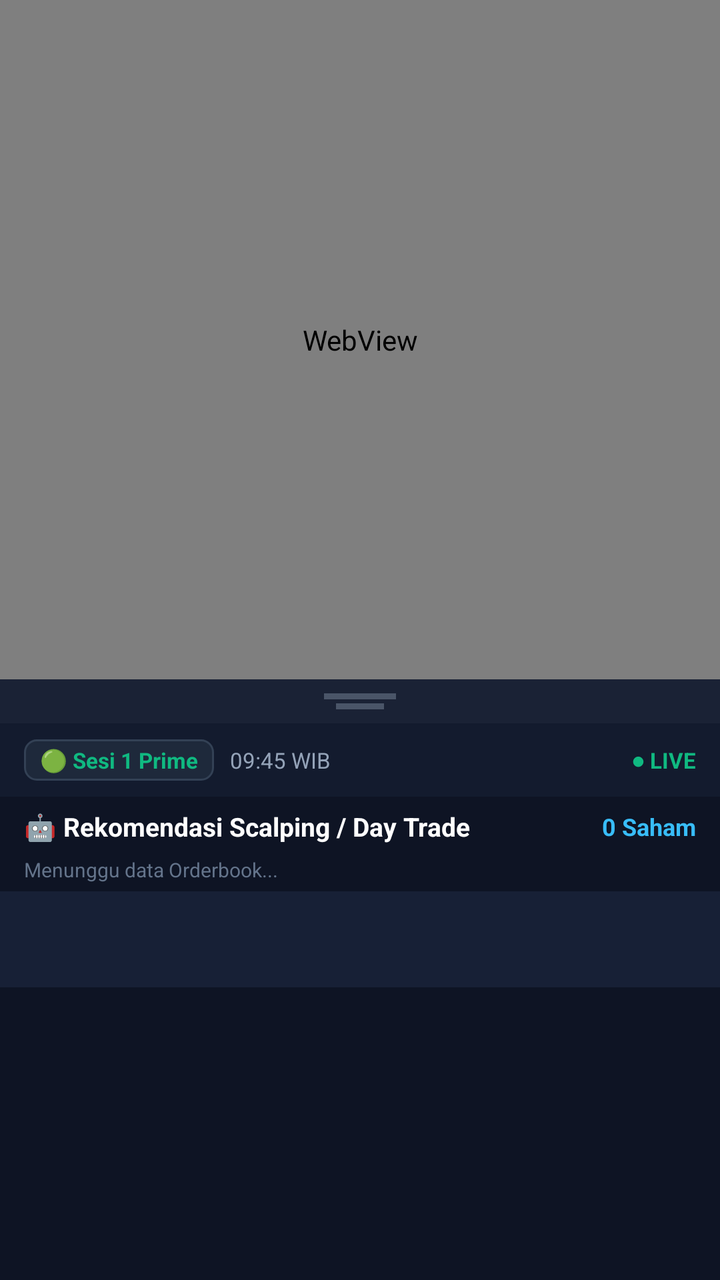
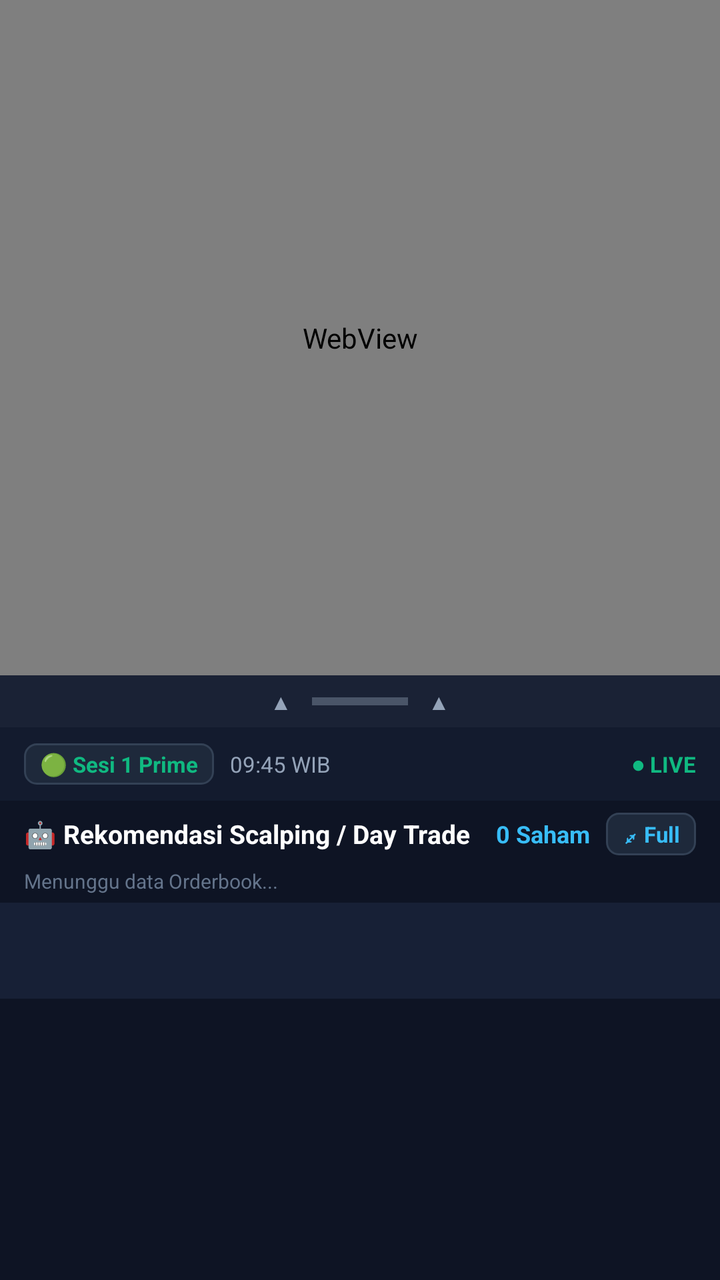

Compare the two renders of this Android layout. The source of the first and the diff that turns it into the second are given below.
<!-- AndroidManifest.xml: application theme Theme.AppScalping -->
<!-- res/layout/activity_main.xml -->
<?xml version="1.0" encoding="utf-8"?>
<LinearLayout xmlns:android="http://schemas.android.com/apk/res/android"
    xmlns:app="http://schemas.android.com/apk/res-auto"
    android:layout_width="match_parent"
    android:layout_height="match_parent"
    android:background="@color/bg_panel"
    android:orientation="vertical">

    
    <FrameLayout
        android:id="@+id/webViewContainer"
        android:layout_width="match_parent"
        android:layout_height="0dp"
        android:layout_weight="55">

        
        <WebView
            android:id="@+id/webViewMovers"
            android:layout_width="1280dp"
            android:layout_height="720dp"
            android:alpha="0" />

        <WebView
            android:id="@+id/webViewStream"
            android:layout_width="1280dp"
            android:layout_height="720dp"
            android:alpha="0" />

        
        <WebView
            android:id="@+id/webViewStockbit"
            android:layout_width="match_parent"
            android:layout_height="match_parent" />

        <ProgressBar
            android:id="@+id/webViewProgressBar"
            style="?android:attr/progressBarStyleHorizontal"
            android:layout_width="match_parent"
            android:layout_height="4dp"
            android:layout_gravity="top"
            android:indeterminate="true"
            android:visibility="gone" />
    </FrameLayout>

    
    <LinearLayout
        android:id="@+id/dividerDragHandle"
        android:layout_width="match_parent"
        android:layout_height="22dp"
        android:background="#1A2235"
        android:gravity="center"
        android:orientation="vertical"
        android:clickable="true"
        android:focusable="true">

        
        <View
            android:layout_width="36dp"
            android:layout_height="3dp"
            android:layout_marginBottom="2dp"
            android:background="#4A5568"
            android:backgroundTint="#4A5568" />

        <View
            android:layout_width="24dp"
            android:layout_height="3dp"
            android:background="#4A5568"
            android:backgroundTint="#4A5568" />

    </LinearLayout>

    
    <LinearLayout
        android:id="@+id/aiPanelContainer"
        android:layout_width="match_parent"
        android:layout_height="0dp"
        android:layout_weight="45"
        android:background="@color/bg_panel"
        android:orientation="vertical">

        
        <LinearLayout
            android:layout_width="match_parent"
            android:layout_height="wrap_content"
            android:background="#131B2E"
            android:gravity="center_vertical"
            android:orientation="horizontal"
            android:paddingHorizontal="12dp"
            android:paddingVertical="8dp">

            <TextView
                android:id="@+id/tvSessionBadge"
                android:layout_width="wrap_content"
                android:layout_height="wrap_content"
                android:background="@drawable/bg_chip"
                android:paddingHorizontal="8dp"
                android:paddingVertical="3dp"
                android:text="🟢 Sesi 1 Prime"
                android:textColor="@color/signal_green"
                android:textSize="11sp"
                android:textStyle="bold" />

            <TextView
                android:id="@+id/tvSessionTime"
                android:layout_width="wrap_content"
                android:layout_height="wrap_content"
                android:layout_marginStart="8dp"
                android:text="09:45 WIB"
                android:textColor="@color/text_secondary"
                android:textSize="11sp" />

            <View
                android:layout_width="0dp"
                android:layout_height="1dp"
                android:layout_weight="1" />

            <TextView
                android:id="@+id/tvLiveStatus"
                android:layout_width="wrap_content"
                android:layout_height="wrap_content"
                android:text="@string/live_badge"
                android:textColor="@color/signal_green"
                android:textSize="11sp"
                android:textStyle="bold" />
        </LinearLayout>

        
        <LinearLayout
            android:layout_width="match_parent"
            android:layout_height="wrap_content"
            android:gravity="center_vertical"
            android:orientation="horizontal"
            android:paddingHorizontal="12dp"
            android:paddingVertical="6dp">

            <TextView
                android:layout_width="wrap_content"
                android:layout_height="wrap_content"
                android:text="🤖 Rekomendasi Scalping / Day Trade"
                android:textColor="@color/text_primary"
                android:textSize="13sp"
                android:textStyle="bold" />

            <View
                android:layout_width="0dp"
                android:layout_height="1dp"
                android:layout_weight="1" />

            <TextView
                android:id="@+id/tvStockCount"
                android:layout_width="wrap_content"
                android:layout_height="wrap_content"
                android:text="0 Saham"
                android:textColor="@color/brand_accent"
                android:textSize="12sp"
                android:textStyle="bold" />
        </LinearLayout>

        
        <TextView
            android:id="@+id/tvStatusLog"
            android:layout_width="match_parent"
            android:layout_height="wrap_content"
            android:ellipsize="end"
            android:maxLines="1"
            android:paddingHorizontal="12dp"
            android:paddingBottom="4dp"
            android:text="Menunggu data Orderbook..."
            android:textColor="@color/text_muted"
            android:textSize="10sp" />

        
        <com.google.android.material.tabs.TabLayout
            android:id="@+id/tabLayout"
            android:layout_width="match_parent"
            android:layout_height="wrap_content"
            android:background="@color/bg_card"
            app:tabIndicatorColor="@color/brand_primary"
            app:tabSelectedTextColor="@color/brand_primary"
            app:tabTextColor="@color/text_secondary"
            app:tabMode="fixed"
            app:tabGravity="fill" />

        
        <LinearLayout
            android:id="@+id/llActiveTradeBanner"
            android:layout_width="match_parent"
            android:layout_height="wrap_content"
            android:orientation="horizontal"
            android:background="#2E7D32"
            android:paddingHorizontal="12dp"
            android:paddingVertical="8dp"
            android:gravity="center_vertical"
            android:visibility="gone">

            <TextView
                android:layout_width="wrap_content"
                android:layout_height="wrap_content"
                android:text="💼 Portfolio:"
                android:textColor="@android:color/white"
                android:textSize="12sp"
                android:textStyle="bold" />

            <TextView
                android:id="@+id/tvActiveTradeStatus"
                android:layout_width="0dp"
                android:layout_height="wrap_content"
                android:layout_weight="1"
                android:layout_marginStart="8dp"
                android:text="PYFA: +2.5% (Tahan)"
                android:textColor="@android:color/white"
                android:textSize="12sp"
                android:textStyle="bold" />

        </LinearLayout>

        
        <androidx.viewpager2.widget.ViewPager2
            android:id="@+id/viewPager"
            android:layout_width="match_parent"
            android:layout_height="0dp"
            android:layout_weight="1" />
    </LinearLayout>

</LinearLayout>
<!-- resources referenced by this layout -->
<resources>
  <color name="bg_card">#172036</color>
  <color name="bg_panel">#0E1424</color>
  <color name="brand_accent">#38BDF8</color>
  <color name="brand_primary">#0EA5E9</color>
  <color name="signal_green">#10B981</color>
  <color name="text_muted">#64748B</color>
  <color name="text_primary">#FFFFFF</color>
  <color name="text_secondary">#94A3B8</color>
  <!-- drawable bg_chip (drawable) -->
  <?xml version="1.0" encoding="utf-8"?>
  <shape xmlns:android="http://schemas.android.com/apk/res/android"
      android:shape="rectangle">
      <corners android:radius="6dp" />
      <solid android:color="#1E293B" />
      <stroke android:width="1dp" android:color="#334155" />
  </shape>
  <string name="live_badge">● LIVE</string>
  <style name="Theme.AppScalping" parent="Theme.Material3.DayNight.NoActionBar">
          <item name="android:statusBarColor">@color/bg_panel</item>
          <item name="android:windowLightStatusBar">false</item>
          <item name="android:navigationBarColor">@color/bg_panel</item>
          <item name="colorPrimary">@color/brand_primary</item>
          <item name="colorSecondary">@color/brand_accent</item>
      </style>
</resources>

<!-- the commit's change to res/layout/activity_main.xml (unified diff, before → after) -->
@@ -46,26 +46,37 @@
     <LinearLayout
         android:id="@+id/dividerDragHandle"
         android:layout_width="match_parent"
-        android:layout_height="22dp"
+        android:layout_height="26dp"
         android:background="#1A2235"
         android:gravity="center"
-        android:orientation="vertical"
+        android:orientation="horizontal"
         android:clickable="true"
-        android:focusable="true">
-
-        
+        android:focusable="true"
+        android:paddingHorizontal="16dp">
+
+        <TextView
+            android:id="@+id/tvDragIndicatorLeft"
+            android:layout_width="wrap_content"
+            android:layout_height="wrap_content"
+            android:text="▲"
+            android:textColor="#94A3B8"
+            android:textSize="11sp"
+            android:layout_marginEnd="10dp" />
+
         <View
-            android:layout_width="36dp"
-            android:layout_height="3dp"
-            android:layout_marginBottom="2dp"
+            android:layout_width="48dp"
+            android:layout_height="4dp"
             android:background="#4A5568"
             android:backgroundTint="#4A5568" />
 
-        <View
-            android:layout_width="24dp"
-            android:layout_height="3dp"
-            android:background="#4A5568"
-            android:backgroundTint="#4A5568" />
+        <TextView
+            android:id="@+id/tvDragIndicatorRight"
+            android:layout_width="wrap_content"
+            android:layout_height="wrap_content"
+            android:text="▲"
+            android:textColor="#94A3B8"
+            android:textSize="11sp"
+            android:layout_marginStart="10dp" />
 
     </LinearLayout>
 
@@ -80,6 +91,7 @@
 
         
         <LinearLayout
+            android:id="@+id/llSessionBar"
             android:layout_width="match_parent"
             android:layout_height="wrap_content"
             android:background="#131B2E"
@@ -126,6 +138,7 @@
 
         
         <LinearLayout
+            android:id="@+id/llHeaderAiPanel"
             android:layout_width="match_parent"
             android:layout_height="wrap_content"
             android:gravity="center_vertical"
@@ -154,6 +167,21 @@
                 android:textColor="@color/brand_accent"
                 android:textSize="12sp"
                 android:textStyle="bold" />
+
+            <TextView
+                android:id="@+id/btnToggleFullscreen"
+                android:layout_width="wrap_content"
+                android:layout_height="wrap_content"
+                android:layout_marginStart="8dp"
+                android:background="@drawable/bg_chip"
+                android:paddingHorizontal="8dp"
+                android:paddingVertical="3dp"
+                android:text="⤢ Full"
+                android:textColor="@color/brand_accent"
+                android:textSize="11sp"
+                android:textStyle="bold"
+                android:clickable="true"
+                android:focusable="true" />
         </LinearLayout>
 
         
